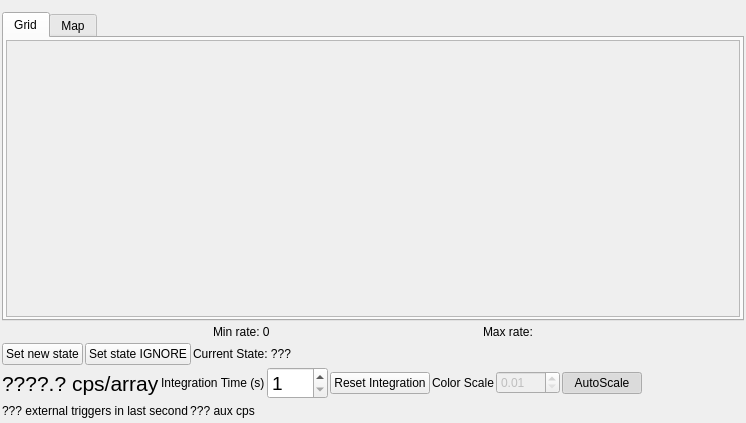
usnistgov/dastardcommander, file dastardcommander/ui/observe.ui: the form before one commit.
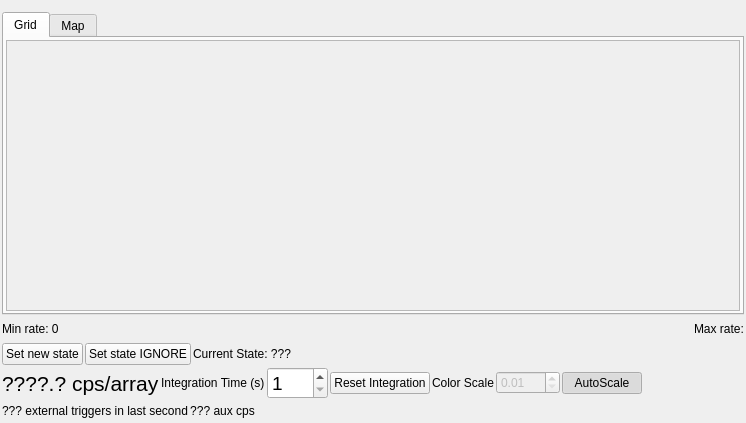
The form after the commit.

Commit message: Remove color bars to prevent infinite # of them

The edit to the form file:
```diff
--- a/dastardcommander/ui/observe.ui
+++ b/dastardcommander/ui/observe.ui
@@ -67,7 +67,7 @@
               <x>0</x>
               <y>0</y>
               <width>728</width>
-              <height>256</height>
+              <height>252</height>
              </rect>
             </property>
             <layout class="QGridLayout" name="gridScrollLayout"/>
@@ -179,6 +179,19 @@
        </property>
       </widget>
      </item>
+     <item>
+      <spacer name="horizontalSpacer_5">
+       <property name="orientation">
+        <enum>Qt::Horizontal</enum>
+       </property>
+       <property name="sizeHint" stdset="0">
+        <size>
+         <width>40</width>
+         <height>20</height>
+        </size>
+       </property>
+      </spacer>
+     </item>
      <item>
       <widget class="QLabel" name="maxRateLabel">
        <property name="sizePolicy">
```
The commit also changes 1 other file.
